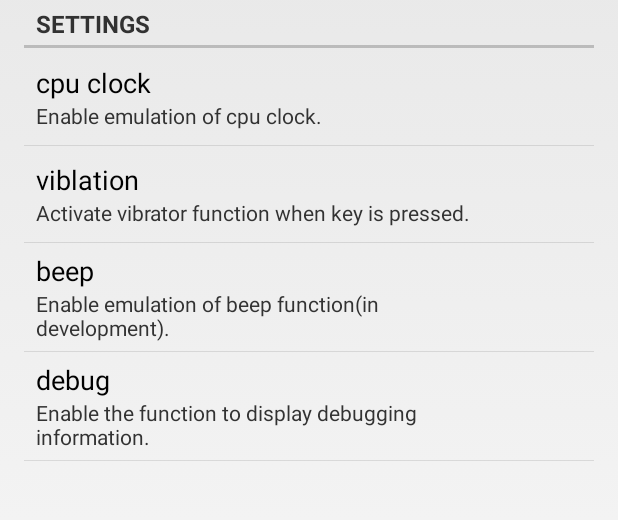
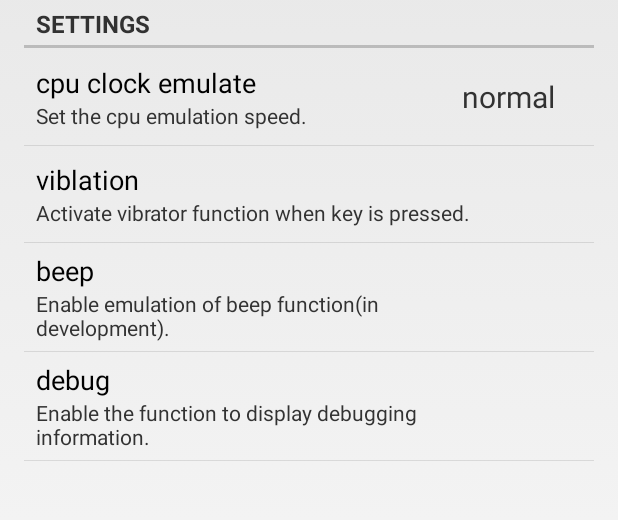
Before and after one commit to digihori/pokecom, an Android app: the fragment MyPreferenceFragment shown on its own in the app's theme, on a phone screen of 412 x 824 dp, the part 72-592 px from its top. Run offline under Robolectric (Android 15) with nearby library versions, the phone set to English and light mode, and no system bars.

Commit message:
ソースコードファイルに空行があると読み込み時にクラッシュする不具合の修正 行末に"が省略されているパターンへの対応 CPUエミュレートのスピードを三段階に切り替えられるようにした

```diff
--- a/app/build.gradle
+++ b/app/build.gradle
@@ -8,8 +8,8 @@ android {
         applicationId "tk.horiuchi.pokecom"
         minSdkVersion 15
         targetSdkVersion 29
-        versionCode 23
-        versionName "1.05.02"
+        versionCode 24
+        versionName "1.05.03"
         testInstrumentationRunner "android.support.test.runner.AndroidJUnitRunner"
         archivesBaseName = "${applicationName}-${versionName}"
     }
--- a/app/src/main/java/tk/horiuchi/pokecom/MyPreferenceActivity.java
+++ b/app/src/main/java/tk/horiuchi/pokecom/MyPreferenceActivity.java
@@ -5,7 +5,8 @@ import android.os.Bundle;
 import android.preference.PreferenceActivity;
 import android.preference.PreferenceManager;
 import static tk.horiuchi.pokecom.SubActivityBase.beep_enable;
-import static tk.horiuchi.pokecom.SubActivityBase.clock_emulate_enable;
+//import static tk.horiuchi.pokecom.SubActivityBase.clock_emulate_enable;
+import static tk.horiuchi.pokecom.SubActivityBase.cpuClockWait;
 import static tk.horiuchi.pokecom.SubActivityBase.debug_info;
 import static tk.horiuchi.pokecom.SubActivityBase.vibrate_enable;
 
@@ -31,7 +32,8 @@ public class MyPreferenceActivity extends PreferenceActivity {
 
         // 設定値をロード
         SharedPreferences sp = PreferenceManager.getDefaultSharedPreferences(this);
-        clock_emulate_enable = sp.getBoolean("clock_emulate_checkbox_key", false);
+        //clock_emulate_enable = sp.getBoolean("clock_emulate_checkbox_key", false);
+        cpuClockWait = Integer.parseInt(sp.getString("cpu_clock_wait_key", "2"));
         debug_info = sp.getBoolean("debug_checkbox_key", false);
         beep_enable = sp.getBoolean("beep_checkbox_key", false);
         vibrate_enable = sp.getBoolean("vibrator_checkbox_key", true);    }
--- a/app/src/main/java/tk/horiuchi/pokecom/Sc61860Base.java
+++ b/app/src/main/java/tk/horiuchi/pokecom/Sc61860Base.java
@@ -8,6 +8,7 @@ import java.io.Serializable;
 import static tk.horiuchi.pokecom.MainActivity.dpdx_org;
 import static tk.horiuchi.pokecom.SubActivityBase.beep_enable;
 import static tk.horiuchi.pokecom.SubActivityBase.clock_emulate_enable;
+import static tk.horiuchi.pokecom.SubActivityBase.cpuClockWait;
 import static tk.horiuchi.pokecom.SubActivityBase.debugText;
 import static tk.horiuchi.pokecom.SubActivityBase.debug_info;
 
@@ -283,7 +284,7 @@ public class Sc61860Base implements Serializable {
             if (beepDisable > 0) beepDisable--;
         }
 
-        if (clock_emulate_enable) {
+        if (cpuClockWait != 0) {
             if (cpu_cnt == 0) {
                 oldTime = System.currentTimeMillis();
                 iTick = 0;
@@ -293,7 +294,7 @@ public class Sc61860Base implements Serializable {
                 cpu_cnt = 0;
                 //Log.w("RUN", String.format("iTick = %d", iTick));
                 newTime = System.currentTimeMillis();
-                long sleepTime = iTick*2/CLOCK - (newTime - oldTime);
+                long sleepTime = iTick*cpuClockWait/CLOCK - (newTime - oldTime);
                 //long sleepTime = 20 - (newTime - oldTime);
 
                 if (sleepTime > 0) {
--- a/app/src/main/res/values/arrays.xml
+++ b/app/src/main/res/values/arrays.xml
@@ -21,5 +21,18 @@
     　　　　<item>2</item>
     　　　　<item>3</item>
     　　</string-array-->
+    <string-array name="cpu_clock_wait">
+        <item>no wait</item>
+        <item>fast</item>
+        <item>normal</item>
+        <item>slow</item>
+    </string-array>
+    <string-array name="cpu_clock_waitvalues">
+        <item>0</item>
+        <item>1</item>
+        <item>2</item>
+        <item>3</item>
+    </string-array>
+
 
 </resources>
--- a/app/src/main/res/values/strings.xml
+++ b/app/src/main/res/values/strings.xml
@@ -39,8 +39,8 @@
     <!-- preference strings -->
     <string name="preference_title">settings</string>
 
-    <string name="clock_emulate_checkbox_title">cpu clock</string>
-    <string name="clock_emulate_checkbox_summary">Enable emulation of cpu clock.</string>
+    <string name="clock_emulate_checkbox_title">cpu clock emulate</string>
+    <string name="clock_emulate_checkbox_summary">Set the cpu emulation speed.</string>
 
     <string name="vibrator_checkbox_title">viblation</string>
     <string name="vibrator_checkbox_summary">Activate vibrator function when key is pressed.</string>
--- a/app/src/main/res/xml/preference.xml
+++ b/app/src/main/res/xml/preference.xml
@@ -4,11 +4,13 @@
         android:title="@string/preference_title"
         android:layout="@layout/costom_preference">
 
-        <CheckBoxPreference
-            android:key="clock_emulate_checkbox_key"
-            android:defaultValue="true"
+        <tk.horiuchi.pokecom.ParamReadableListPreference
+            android:key="cpu_clock_wait_key"
+            android:defaultValue="2"
             android:title="@string/clock_emulate_checkbox_title"
-            android:summary="@string/clock_emulate_checkbox_summary" />
+            android:summary="@string/clock_emulate_checkbox_summary"
+            android:entries="@array/cpu_clock_wait"
+            android:entryValues="@array/cpu_clock_waitvalues"/>
 
         <CheckBoxPreference
             android:key="vibrator_checkbox_key"
```
Also changed, not shown: app/src/main/java/tk/horiuchi/pokecom/SubActivityBase.java (+59 -21 lines), app/src/main/java/tk/horiuchi/pokecom/SubActivityBase12xx.java (+21 -13 lines), 1 other file.
